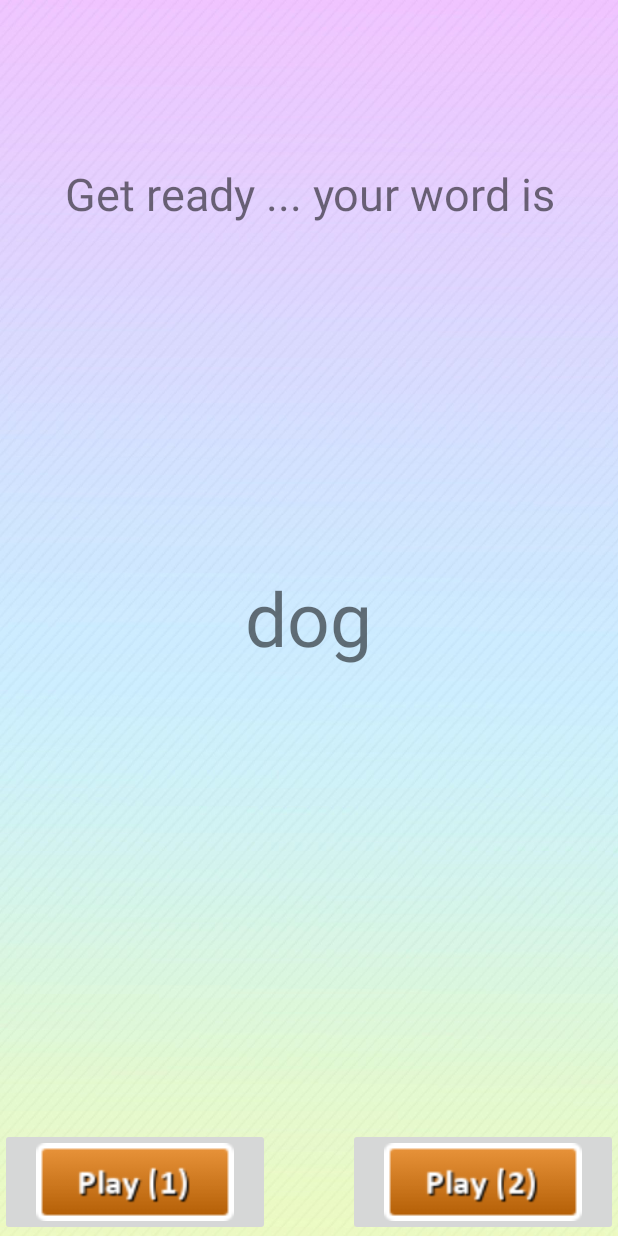
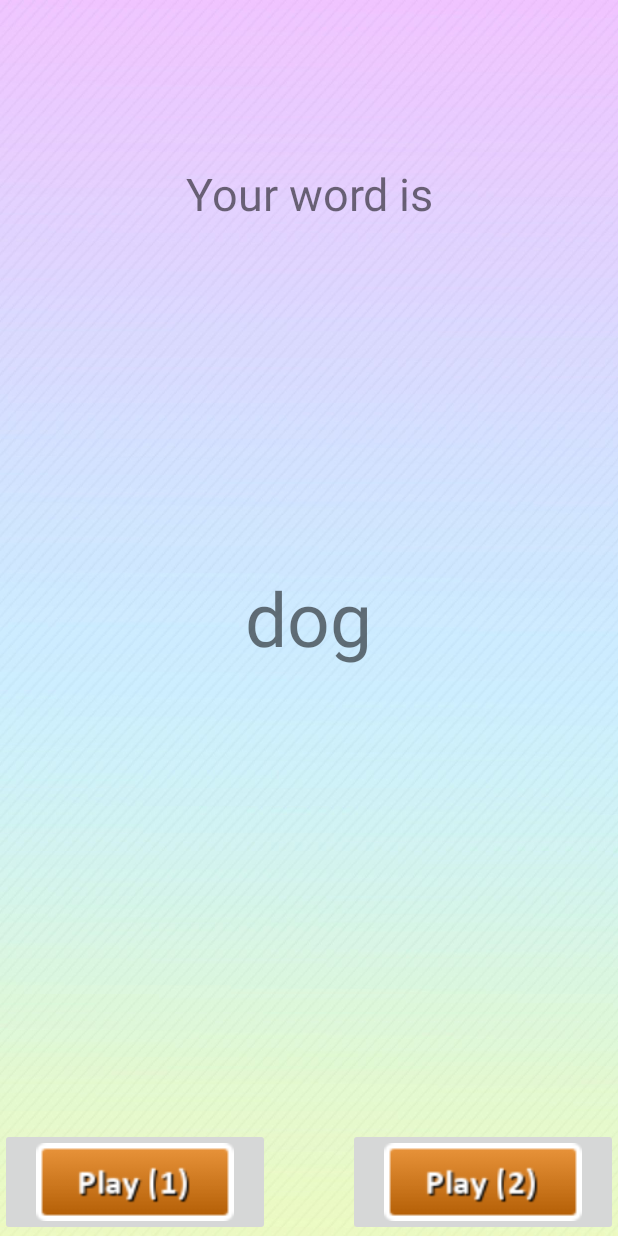
Before and after one commit to KanayaMaryam/Visify, an Android app: the MainActivity screen opened directly, with no data from a screen before it, on a phone screen of 412 x 824 dp. Run offline under Robolectric (Android 15) with nearby library versions, the phone set to English and light mode, and no system bars; libraries missing offline, so code that uses them is left out: com.google.api.client, com.google.api.services; 1 statement that could not run was skipped.

Commit message:
Update activity_main.xml
Implement countdown timer

```diff
--- a/app/src/main/res/layout/activity_main.xml
+++ b/app/src/main/res/layout/activity_main.xml
@@ -43,7 +43,16 @@
         android:layout_height="261dp"
         android:gravity="center"
         android:includeFontPadding="false"
-        android:text="Get ready ... your word is"
+        android:text="Your word is"
+        android:textSize="30sp" />
+
+    <TextView
+        android:id="@+id/txtvwTimer"
+        android:layout_width="match_parent"
+        android:layout_height="800dp"
+        android:gravity="center"
+        android:includeFontPadding="false"
+        android:text=""
         android:textSize="30sp" />
 
     <ImageButton
```
